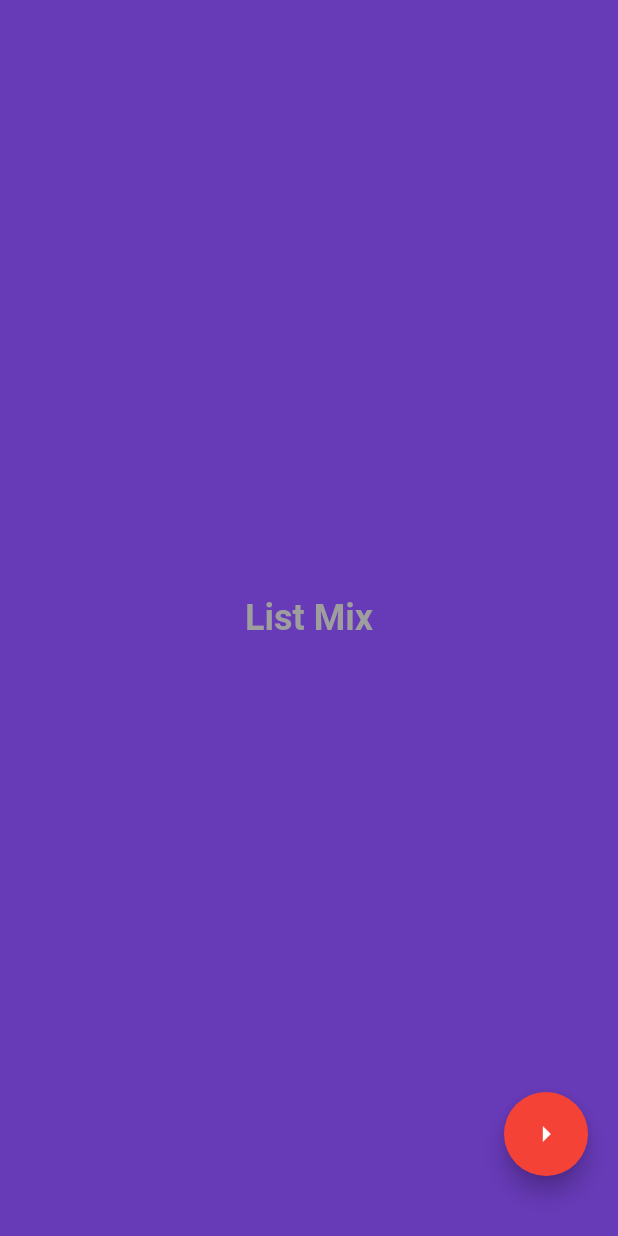
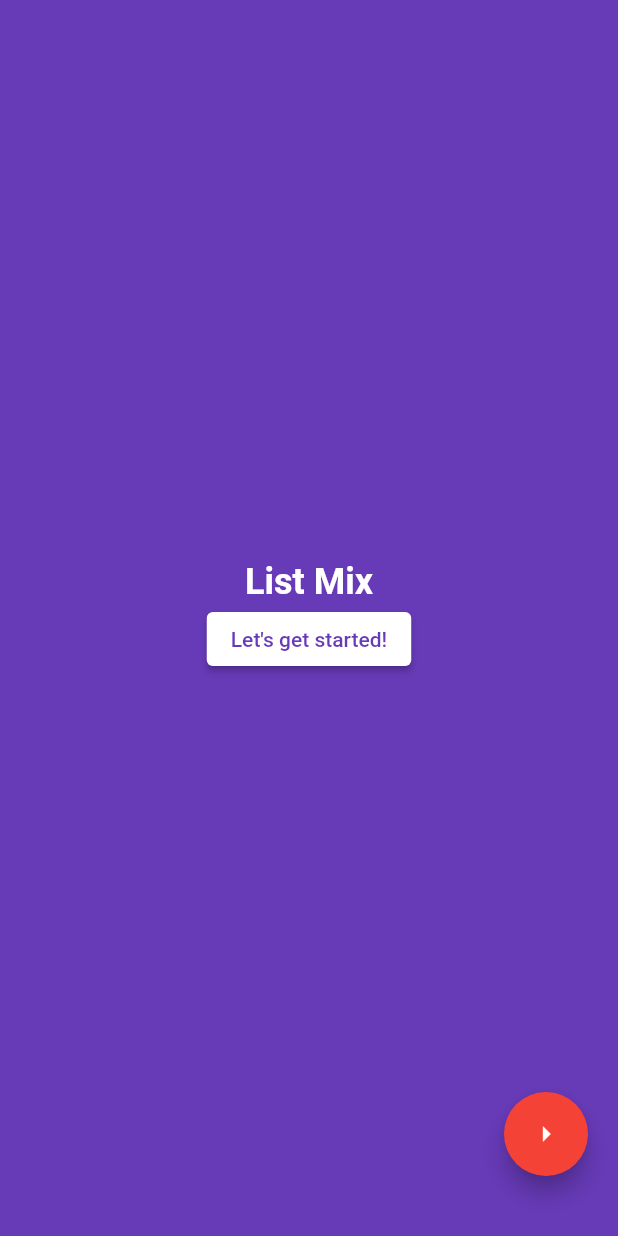
Before and after one commit to Eli017/auto_rng, a Flutter app: the screen it shows after launch, on a phone screen of 412 x 824 dp. Run offline on Flutter 3.47's test engine with Material 2 defaults, Android fonts, the phone set to English and light mode, and no system bars.

Commit message:
Extracted main page into it's own file

```diff
--- a/lib/main.dart
+++ b/lib/main.dart
@@ -1,4 +1,4 @@
-import 'package:auto_rng/pages/items_choice_page.dart';
+import 'package:auto_rng/pages/home_page.dart';
 import 'package:flutter/material.dart';
 
 void main() {
@@ -19,55 +19,3 @@ class MyApp extends StatelessWidget {
     );
   }
 }
-
-class MyHomePage extends StatefulWidget {
-  const MyHomePage({Key? key}) : super(key: key);
-
-  static Route route() {
-    return MaterialPageRoute(
-      builder: (_) => const MyHomePage(),
-      settings: const RouteSettings(name: '/homePage'),
-    );
-  }
-
-  @override
-  State<MyHomePage> createState() => _MyHomePageState();
-}
-
-class _MyHomePageState extends State<MyHomePage> {
-  @override
-  Widget build(BuildContext context) {
-    return Container(
-      decoration: BoxDecoration(
-        color: Theme.of(context).primaryColor,
-      ),
-      child: Stack(
-        alignment: Alignment.center,
-        children: [
-          Center(
-            child: Text(
-              'List Mix',
-              style: Theme.of(context).textTheme.headline1?.copyWith(
-                color: Colors.grey,
-                fontSize: 24,
-                fontWeight: FontWeight.bold,
-              ),
-            ),
-          ),
-          Positioned(
-            bottom: 40,
-            right: 20,
-            child: FloatingActionButton(
-              backgroundColor: Colors.red,
-              onPressed: () {
-                Navigator.of(context).push(ItemsChoicePage.route());
-              },
-              tooltip: 'Go to items choice page',
-              child: const Icon(Icons.arrow_right),
-            ),
-          )
-        ],
-      ),
-    );
-  }
-}
--- /dev/null
+++ b/lib/pages/home_page.dart
@@ -0,0 +1,73 @@
+import 'package:flutter/material.dart';
+
+import 'items_choice_page.dart';
+
+class MyHomePage extends StatefulWidget {
+  const MyHomePage({Key? key}) : super(key: key);
+
+  static Route route() {
+    return MaterialPageRoute(
+      builder: (_) => const MyHomePage(),
+      settings: const RouteSettings(name: '/homePage'),
+    );
+  }
+
+  @override
+  State<MyHomePage> createState() => _MyHomePageState();
+}
+
+class _MyHomePageState extends State<MyHomePage> {
+  @override
+  Widget build(BuildContext context) {
+    return Container(
+      decoration: BoxDecoration(
+        color: Theme.of(context).primaryColor,
+      ),
+      child: Stack(
+        alignment: Alignment.center,
+        children: [
+          Center(
+            child: Column(
+              mainAxisAlignment: MainAxisAlignment.center,
+              children: [
+                Text(
+                  'List Mix',
+                  style: Theme.of(context).textTheme.headline1?.copyWith(
+                    color: Colors.white,
+                    fontSize: 24,
+                    fontWeight: FontWeight.bold,
+                  ),
+                ),
+                ElevatedButton(
+                    onPressed: () {
+                      Navigator.of(context).push(ItemsChoicePage.route());
+                    },
+                    style: ElevatedButton.styleFrom(
+                      primary: Colors.white,
+                    ),
+                    child: Text('Let\'s get started!',
+                      style: TextStyle(
+                          color: Theme.of(context).primaryColor,
+                      ),
+                    )
+                ),
+              ],
+            ),
+          ),
+          Positioned(
+            bottom: 40,
+            right: 20,
+            child: FloatingActionButton(
+              backgroundColor: Colors.red,
+              onPressed: () {
+                Navigator.of(context).push(ItemsChoicePage.route());
+              },
+              tooltip: 'Go to items choice page',
+              child: const Icon(Icons.arrow_right),
+            ),
+          ),
+        ],
+      ),
+    );
+  }
+}
--- a/lib/pages/randomizer_page.dart
+++ b/lib/pages/randomizer_page.dart
@@ -40,7 +40,7 @@ class _RandomizerPageState extends State<RandomizerPage> {
             ),
             Visibility(
                 visible: isRandomizerActive,
-                child: Randomizer(toggleRandomizer: toggleRandomizer, items: widget.items)
+                child: Randomizer(toggleRandomizer: toggleRandomizer, milliseconds: millisecondDuration, items: widget.items)
             ),
           ],
         ),
--- a/lib/widgets/randomizer.dart
+++ b/lib/widgets/randomizer.dart
@@ -4,11 +4,13 @@ import 'package:flutter/material.dart';
 
 class Randomizer extends StatefulWidget {
   final Function(bool) toggleRandomizer;
+  final int milliseconds;
   final List items;
 
   const Randomizer({
     Key? key,
     required this.toggleRandomizer,
+    required this.milliseconds,
     required this.items
   }): super(key: key);
 
@@ -23,7 +25,7 @@ class _RandomizerState extends State<Randomizer> {
   final Random rng = Random();
 
   void startTimer(int duration) {
-    myTimer = Timer.periodic(Duration(seconds: duration), (timer) {
+    myTimer = Timer.periodic(Duration(milliseconds: duration), (timer) {
       setState(() => selectedNumber = widget.items[rng.nextInt(widget.items.length)]);
     });
   }
@@ -40,7 +42,7 @@ class _RandomizerState extends State<Randomizer> {
 
   @override
   void initState() {
-    startTimer(3);
+    startTimer(widget.milliseconds);
     super.initState();
   }
 
```
Also changed, not shown: 1 other file.
